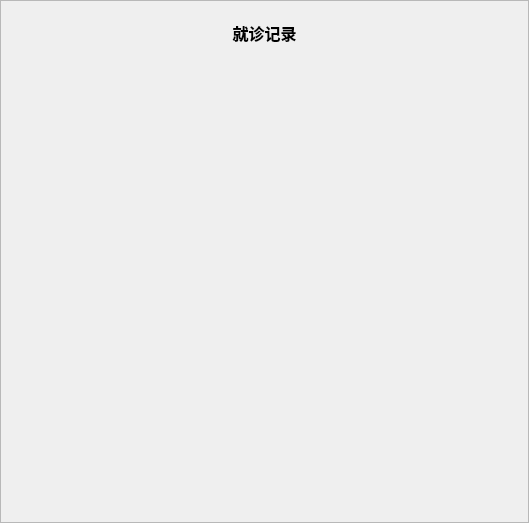
Above: code/patient/reportpage.ui from laonuo2004/cpp-qt-medical-system before the change. Below: the same form after it.
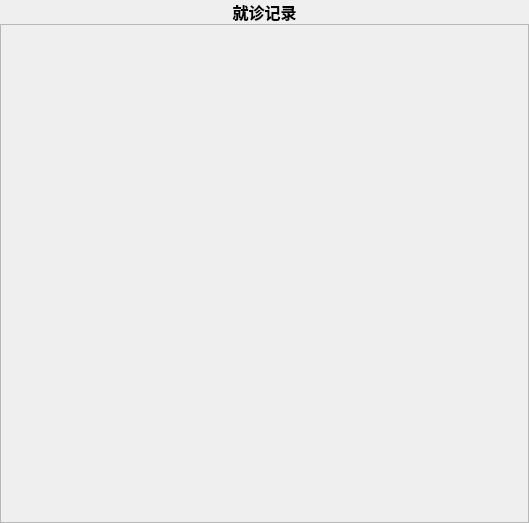
That is the form after the change.

```diff
--- a/code/patient/reportpage.ui
+++ b/code/patient/reportpage.ui
@@ -29,6 +29,23 @@
    <property name="bottomMargin">
     <number>0</number>
    </property>
+   <item>
+    <widget class="QLabel" name="HeaderLabel">
+     <property name="font">
+      <font>
+       <pointsize>12</pointsize>
+       <weight>75</weight>
+       <bold>true</bold>
+      </font>
+     </property>
+     <property name="text">
+      <string>就诊记录</string>
+     </property>
+     <property name="alignment">
+      <set>Qt::AlignCenter</set>
+     </property>
+    </widget>
+   </item>
    <item>
     <widget class="QScrollArea" name="scrollArea">
      <property name="widgetResizable">
@@ -40,7 +57,7 @@
         <x>0</x>
         <y>0</y>
         <width>527</width>
-        <height>521</height>
+        <height>497</height>
        </rect>
       </property>
       <layout class="QVBoxLayout" name="verticalLayout_2">
@@ -59,23 +76,6 @@
        <property name="bottomMargin">
         <number>20</number>
        </property>
-       <item>
-        <widget class="QLabel" name="HeaderLabel">
-         <property name="font">
-          <font>
-           <pointsize>12</pointsize>
-           <weight>75</weight>
-           <bold>true</bold>
-          </font>
-         </property>
-         <property name="text">
-          <string>就诊记录</string>
-         </property>
-         <property name="alignment">
-          <set>Qt::AlignCenter</set>
-         </property>
-        </widget>
-       </item>
        <item>
         <layout class="QVBoxLayout" name="PatientHistoryList">
          <property name="spacing">
```
